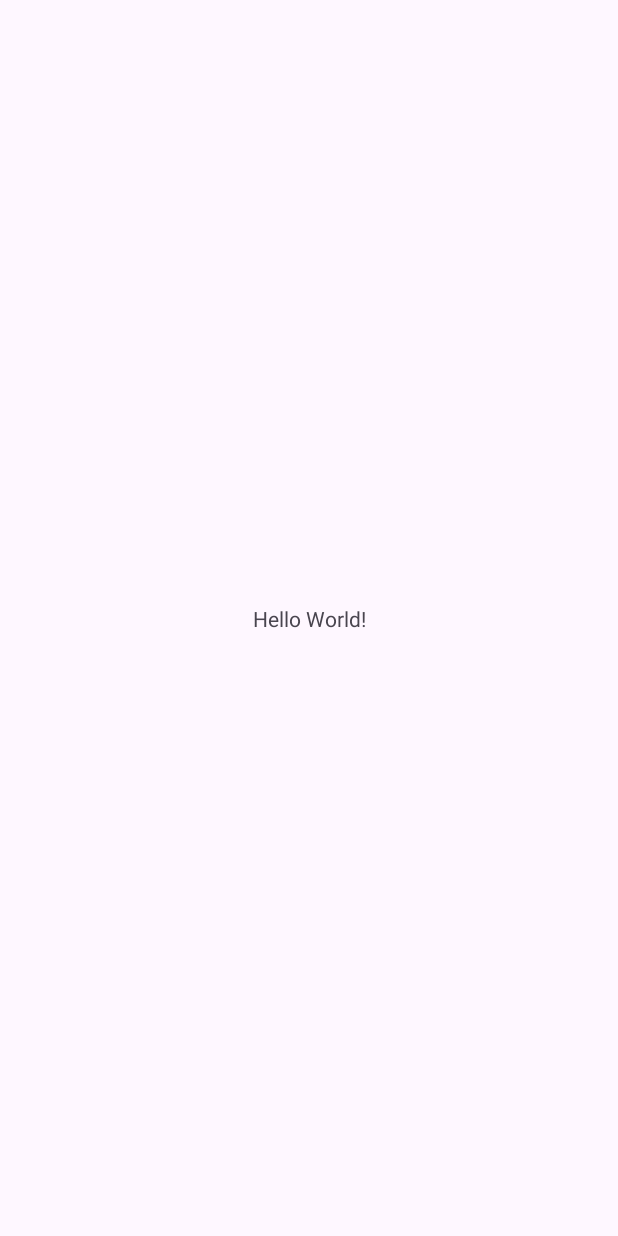
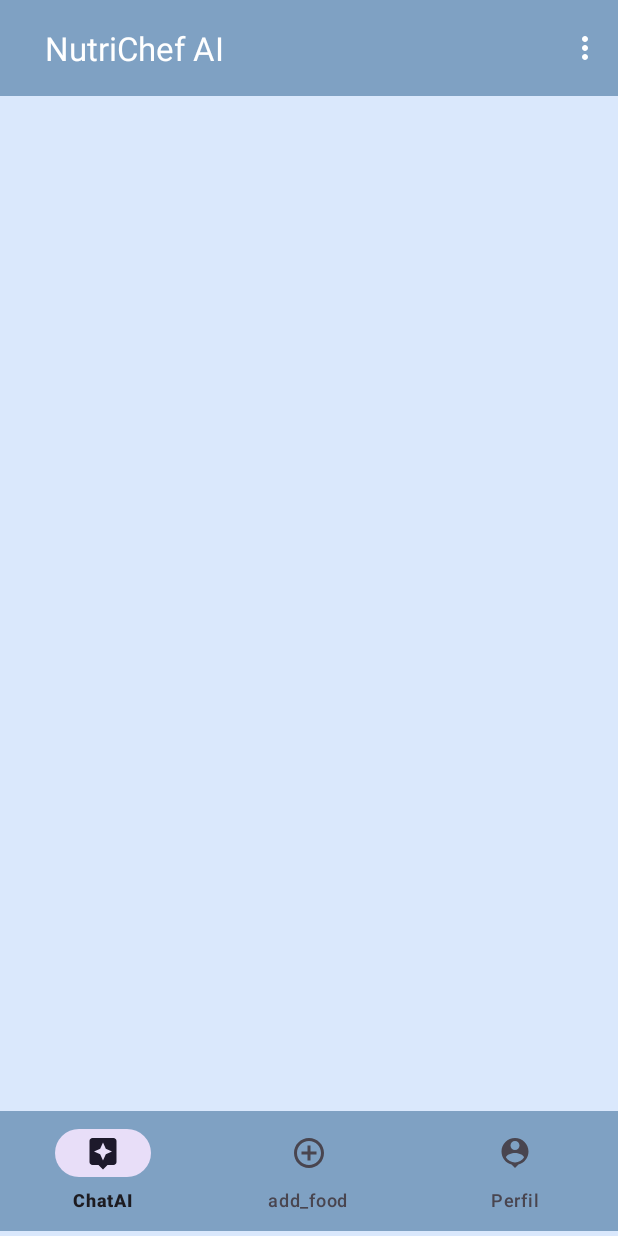
Before and after one commit to Dcower1/NutriChefAI, an Android app: the screen it shows after launch (MainActivity), on a phone screen of 412 x 824 dp. Before the commit the screen is almost empty. Run offline under Robolectric (Android 15) with nearby library versions, the phone set to English and light mode, and no system bars.

Commit message:
Preparación Aplicación
Se crearon todos los fragmentos, se solo lo estético de los dos menus "toolbar y booton_menu", se agregaron los colores que se utilizaran a colors.xml

```diff
--- /dev/null
+++ b/app/src/main/java/com/example/nutrichefai/utils/Utilidades.java
@@ -0,0 +1,4 @@
+package com.example.nutrichefai.utils;
+
+public class Utilidades {
+}
--- /dev/null
+++ b/app/src/main/res/drawable/add_food.xml
@@ -0,0 +1,5 @@
+<vector xmlns:android="http://schemas.android.com/apk/res/android" android:height="24dp" android:tint="#DAE8FC" android:viewportHeight="24" android:viewportWidth="24" android:width="24dp">
+
+    <path android:fillColor="@android:color/white" android:pathData="M13,7h-2v4L7,11v2h4v4h2v-4h4v-2h-4L13,7zM12,2C6.48,2 2,6.48 2,12s4.48,10 10,10 10,-4.48 10,-10S17.52,2 12,2zM12,20c-4.41,0 -8,-3.59 -8,-8s3.59,-8 8,-8 8,3.59 8,8 -3.59,8 -8,8z"/>
+
+</vector>
--- /dev/null
+++ b/app/src/main/res/drawable/menu.xml
@@ -0,0 +1,5 @@
+<vector xmlns:android="http://schemas.android.com/apk/res/android" android:height="24dp" android:tint="#DAE8FC" android:viewportHeight="24" android:viewportWidth="24" android:width="24dp">
+
+    <path android:fillColor="@android:color/white" android:pathData="M3,18h18v-2L3,16v2zM3,13h18v-2L3,11v2zM3,6v2h18L21,6L3,6z"/>
+
+</vector>
--- /dev/null
+++ b/app/src/main/res/drawable/menu_bt_ia.xml
@@ -0,0 +1,5 @@
+<vector xmlns:android="http://schemas.android.com/apk/res/android" android:height="24dp" android:tint="#DAE8FC" android:viewportHeight="24" android:viewportWidth="24" android:width="24dp">
+
+    <path android:fillColor="@android:color/white" android:pathData="M19,2L5,2c-1.1,0 -2,0.9 -2,2v14c0,1.1 0.9,2 2,2h4l3,3 3,-3h4c1.1,0 2,-0.9 2,-2L21,4c0,-1.1 -0.9,-2 -2,-2zM13.88,12.88L12,17l-1.88,-4.12L6,11l4.12,-1.88L12,5l1.88,4.12L18,11l-4.12,1.88z"/>
+
+</vector>
--- /dev/null
+++ b/app/src/main/res/drawable/usuario_bt.xml
@@ -0,0 +1,5 @@
+<vector xmlns:android="http://schemas.android.com/apk/res/android" android:height="24dp" android:tint="#DAE8FC" android:viewportHeight="24" android:viewportWidth="24" android:width="24dp">
+
+    <path android:fillColor="@android:color/white" android:pathData="M12,2c-4.97,0 -9,4.03 -9,9 0,4.17 2.84,7.67 6.69,8.69L12,22l2.31,-2.31C18.16,18.67 21,15.17 21,11c0,-4.97 -4.03,-9 -9,-9zM12,4c1.66,0 3,1.34 3,3s-1.34,3 -3,3 -3,-1.34 -3,-3 1.34,-3 3,-3zM12,18.3c-2.5,0 -4.71,-1.28 -6,-3.22 0.03,-1.99 4,-3.08 6,-3.08 1.99,0 5.97,1.09 6,3.08 -1.29,1.94 -3.5,3.22 -6,3.22z"/>
+
+</vector>
--- a/app/src/main/res/layout/activity_main.xml
+++ b/app/src/main/res/layout/activity_main.xml
@@ -5,15 +5,45 @@
     android:id="@+id/main"
     android:layout_width="match_parent"
     android:layout_height="match_parent"
+    android:background="@color/fondo"
     tools:context=".MainActivity">
 
-    <TextView
-        android:layout_width="wrap_content"
+    <androidx.appcompat.widget.Toolbar
+        android:id="@+id/toolbar"
+        android:layout_width="match_parent"
         android:layout_height="wrap_content"
-        android:text="Hello World!"
+        android:background="@color/toorbar"
+        android:theme="@style/ThemeOverlay.AppCompat.Dark.ActionBar"
+        app:layout_constraintEnd_toEndOf="parent"
+        app:layout_constraintStart_toStartOf="parent"
+        app:title="NutriChef AI"
+        app:menu="@menu/toolbar_menu"
+        app:layout_constraintTop_toTopOf="parent"
+        app:popupTheme="@style/ThemeOverlay.AppCompat.Light"
+        app:titleMarginStart="30dp" />
+
+
+    <FrameLayout
+        android:id="@+id/fragment_container"
+        android:layout_width="394dp"
+        android:layout_height="673dp"
+        android:layout_margin="0dp"
+        android:layout_marginTop="4dp"
+        app:layout_constraintEnd_toEndOf="parent"
+        app:layout_constraintStart_toStartOf="parent"
+        app:layout_constraintTop_toBottomOf="@id/toolbar" />
+
+    <com.google.android.material.bottomnavigation.BottomNavigationView
+        android:id="@+id/bottom_navigation"
+        android:layout_width="match_parent"
+        android:layout_height="wrap_content"
+        android:background="@color/toorbar"
         app:layout_constraintBottom_toBottomOf="parent"
         app:layout_constraintEnd_toEndOf="parent"
         app:layout_constraintStart_toStartOf="parent"
-        app:layout_constraintTop_toTopOf="parent" />
+        app:layout_constraintTop_toBottomOf="@+id/fragment_container"
+        app:layout_constraintVertical_bias="0.515"
+        app:menu="@menu/botton_menu" />
+
 
 </androidx.constraintlayout.widget.ConstraintLayout>
--- /dev/null
+++ b/app/src/main/res/menu/botton_menu.xml
@@ -0,0 +1,17 @@
+<?xml version="1.0" encoding="utf-8"?>
+<menu xmlns:app="http://schemas.android.com/apk/res-auto"
+    xmlns:android="http://schemas.android.com/apk/res/android">
+
+    <item
+        android:id="@+id/chat"
+        android:title="ChatAI"
+        android:icon="@drawable/menu_bt_ia"/>
+    <item
+        android:id="@+id/add"
+        android:icon="@drawable/add_food"
+        android:title="add_food" />
+    <item
+        android:id="@+id/perfil"
+        android:title="Perfil"
+        android:icon="@drawable/usuario_bt"/>
+</menu>
--- /dev/null
+++ b/app/src/main/res/menu/toolbar_menu.xml
@@ -0,0 +1,7 @@
+<?xml version="1.0" encoding="utf-8"?>
+<menu xmlns:android="http://schemas.android.com/apk/res/android">
+    <item
+        android:id="@+id/config"
+        android:title=""
+        android:icon="@drawable/menu"/>
+</menu>
--- a/app/src/main/res/values/colors.xml
+++ b/app/src/main/res/values/colors.xml
@@ -2,4 +2,12 @@
 <resources>
     <color name="black">#FF000000</color>
     <color name="white">#FFFFFFFF</color>
+
+
+    <color name="toorbar">#7FA1C3</color>
+    <color name="fondo">#DAE8FC</color>
+    <color name="whiteobjetos">#F5EDED</color>
+    <color name="botones">#E2DAD6</color>
+    <color name="btnintenso">#7EA6E0</color>
+
 </resources>
```
Also changed, not shown: app/src/main/AndroidManifest.xml (+12 -0 lines), app/src/main/java/com/example/nutrichefai/fragments/freezer/Freezer_inv.java (added, +36 -0 lines), app/src/main/java/com/example/nutrichefai/fragments/log/Login_Usuario.java (added, +36 -0 lines), app/src/main/java/com/example/nutrichefai/fragments/perfiles/Perfil_Usuario.java (added, +36 -0 lines), app/src/main/java/com/example/nutrichefai/fragments/platillos/Platillos.java (added, +36 -0 lines), app/src/main/res/layout/fragment_freezer_inv.xml (added, +10 -0 lines), app/src/main/res/layout/fragment_login_usuario.xml (added, +11 -0 lines), app/src/main/res/layout/fragment_perfil_usuario.xml (added, +10 -0 lines), app/src/main/res/layout/fragment_platillos.xml (added, +10 -0 lines).
